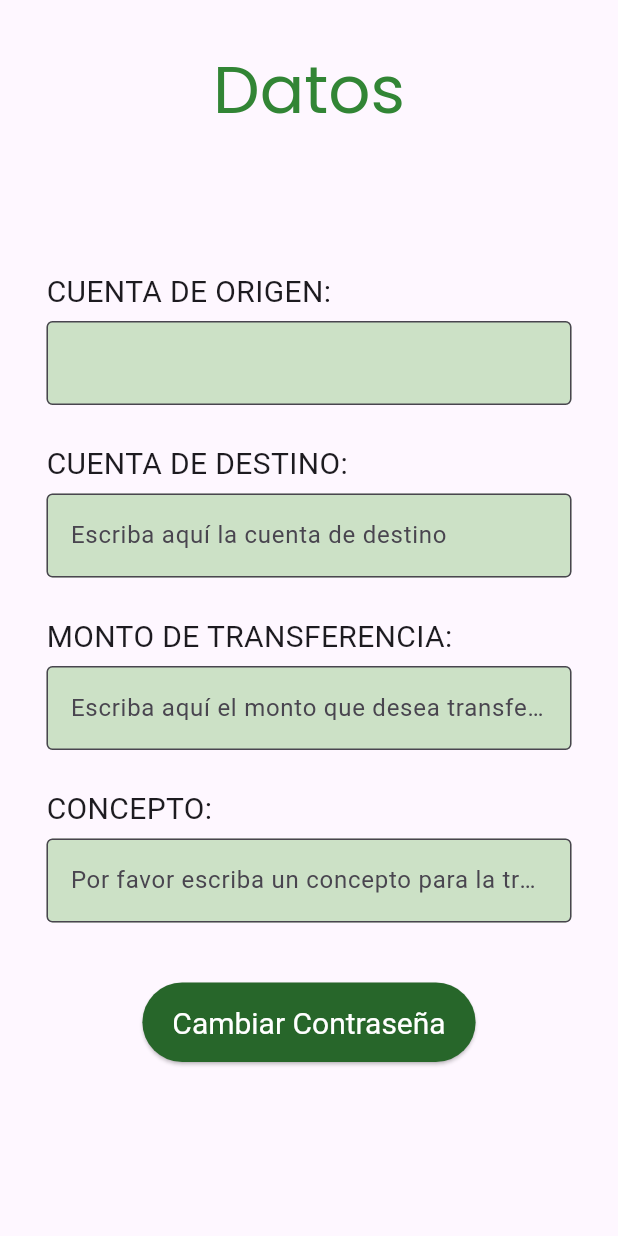
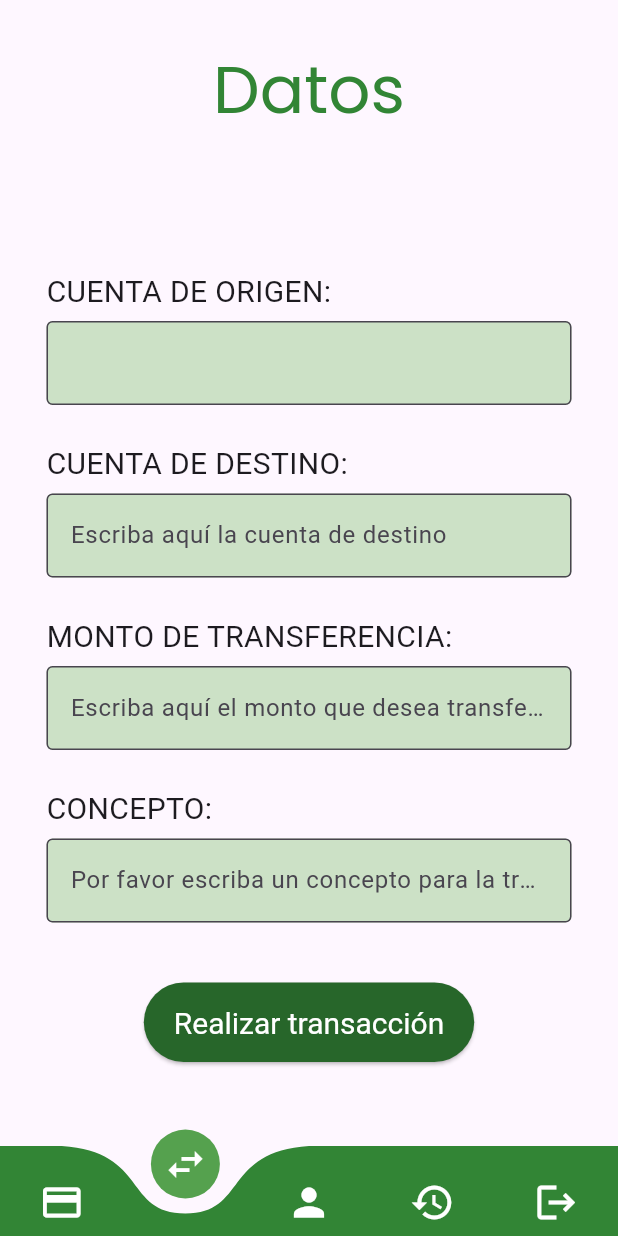
Before and after one commit to JANIER-VSQZ/BankTrust, a Flutter app: the Transferencias screen opened directly with empty values, on a phone screen of 412 x 824 dp. Run offline on Flutter 3.47's test engine with Material 3 defaults, Android fonts, the phone set to English and light mode, and no system bars; drawn by our look-alikes of curved_navigation_bar; our stand-ins replace google_fonts.

```diff
--- a/lib/screen/transferencias.dart
+++ b/lib/screen/transferencias.dart
@@ -1,5 +1,8 @@
 import 'package:flutter/material.dart';
 import 'package:google_fonts/google_fonts.dart';
+import 'package:curved_navigation_bar/curved_navigation_bar.dart';
+import 'package:banktrust/screen/historialmovimientos.dart';
+import 'package:banktrust/screen/perfil.dart';
 
 class Transferencias extends StatefulWidget {
   final String cuenta;
@@ -11,9 +14,13 @@ class Transferencias extends StatefulWidget {
 }
 
 class _TransferenciasState extends State<Transferencias> {
+  final GlobalKey<CurvedNavigationBarState> _bottomNavigationKey = GlobalKey();
+  int _paginaActual = 1;
+
   late TextEditingController cuentaOrigen = TextEditingController(
     text: widget.cuenta,
   );
+
   late TextEditingController cuentaDestino = TextEditingController();
   late TextEditingController monto = TextEditingController();
   late TextEditingController concepto = TextEditingController();
@@ -22,6 +29,11 @@ class _TransferenciasState extends State<Transferencias> {
   void initState() {
     super.initState();
     cuentaDestino = TextEditingController(text: widget.cuenta);
+
+    WidgetsBinding.instance.addPostFrameCallback((_) {
+      final navBarState = _bottomNavigationKey.currentState;
+      navBarState?.setPage(1); // or any other index you want
+    });
   }
 
   void mtd_transferencia() {
@@ -55,22 +67,6 @@ class _TransferenciasState extends State<Transferencias> {
     }
   }
 
-  // void recuperarContrasena() {
-  //   String cuenta = cuentaController.text;
-  //   String contrasena = contrasenaController.text;
-
-  //   if (cuenta.isNotEmpty && contrasena.isNotEmpty) {
-  //     ScaffoldMessenger.of(context).showSnackBar(
-  //       const SnackBar(content: Text('Contraseña cambiada exitosamente')),
-  //     );
-  //     Navigator.pop(context);
-  //   } else {
-  //     ScaffoldMessenger.of(context).showSnackBar(
-  //       const SnackBar(content: Text('Por favor complete todos los campos')),
-  //     );
-  //   }
-  // }
-
   @override
   Widget build(BuildContext context) {
     return Scaffold(
@@ -97,13 +93,6 @@ class _TransferenciasState extends State<Transferencias> {
             child: ListView(
               children: [
                 const SizedBox(height: 20),
-                // const Align(
-                //   alignment: Alignment.center,
-                //   child: Text(
-                //     "Nueva contraseña",
-                //     style: TextStyle(fontSize: 18),
-                //   ),
-                // ),
                 const SizedBox(height: 40),
                 const Text("CUENTA DE ORIGEN:", style: TextStyle(fontSize: 20)),
                 const SizedBox(height: 5),
@@ -175,7 +164,7 @@ class _TransferenciasState extends State<Transferencias> {
                         vertical: 15,
                       ),
                     ),
-                    child: const Text("Cambiar Contraseña"),
+                    child: const Text("Realizar transacción"),
                   ),
                 ),
               ],
@@ -183,6 +172,77 @@ class _TransferenciasState extends State<Transferencias> {
           ),
         ),
       ),
+      bottomNavigationBar: CurvedNavigationBar(
+        key: _bottomNavigationKey,
+        height: 60,
+        backgroundColor: const Color(0xFFFEF7FF),
+        color: const Color(0xFF328535),
+        buttonBackgroundColor: const Color(0xFF55A14E),
+        animationCurve: Curves.easeInOut,
+        animationDuration: const Duration(milliseconds: 300),
+        index: _paginaActual,
+        items: const <Widget>[
+          Icon(Icons.payment, size: 30, color: Colors.white),
+          Icon(Icons.swap_horiz, size: 30, color: Colors.white),
+          Icon(Icons.person, size: 30, color: Colors.white),
+          Icon(Icons.history, size: 30, color: Colors.white),
+          Icon(Icons.logout, size: 30, color: Colors.white),
+        ],
+        onTap: (index) {
+          setState(() {
+            _paginaActual = index;
+          });
+
+          // Navegación futura
+          switch (index) {
+            case 0:
+              break;
+            case 1:
+              break;
+            case 2:
+              // Navigator.pushReplacement(
+              //   context,
+              //   MaterialPageRoute(builder: (context) => Perfil()),
+              // );
+              Navigator.pushReplacement(
+                context,
+                PageRouteBuilder(
+                  pageBuilder: (_, __, ___) => Perfil(),
+                  transitionDuration: const Duration(seconds: 1),
+                  reverseTransitionDuration: Duration.zero,
+                  transitionsBuilder:
+                      (context, animation, secondaryAnimation, child) {
+                        return FadeTransition(opacity: animation, child: child);
+                      },
+                ),
+              );
+              break;
+            case 3:
+              Navigator.pushReplacement(
+                context,
+                PageRouteBuilder(
+                  pageBuilder: (_, __, ___) => historialmovimientos(),
+                  transitionDuration: const Duration(seconds: 1),
+                  reverseTransitionDuration: Duration.zero,
+                  transitionsBuilder:
+                      (context, animation, secondaryAnimation, child) {
+                        return FadeTransition(opacity: animation, child: child);
+                      },
+                ),
+              );
+              break;
+            case 4:
+              // Navigator.pushReplacement(
+              //   context,
+              //   MaterialPageRoute(
+              //     builder: (context) =>
+              //         RecuperarContrasena(cuenta: usuario.cuenta),
+              //   ),
+              // );
+              break;
+          }
+        },
+      ),
     );
   }
 }
```
